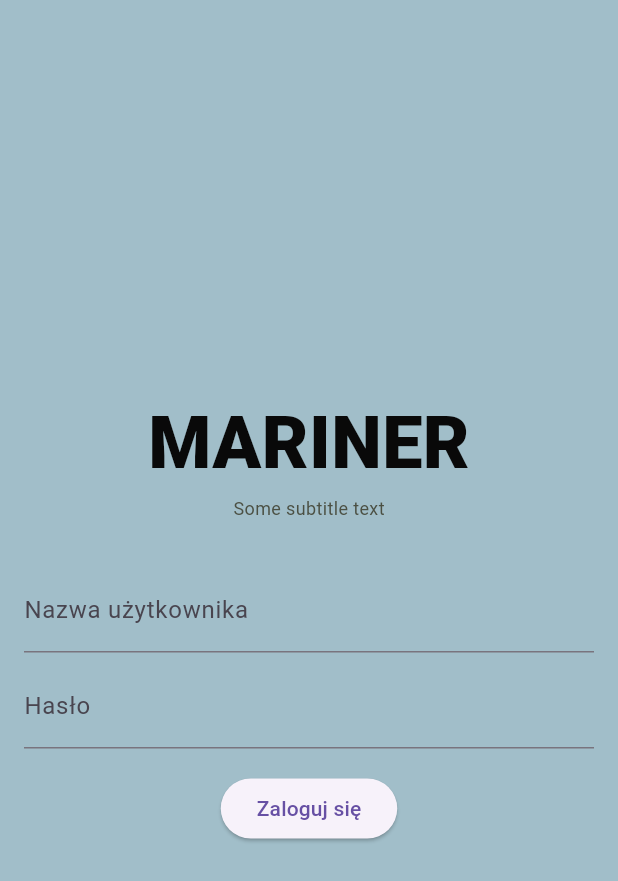
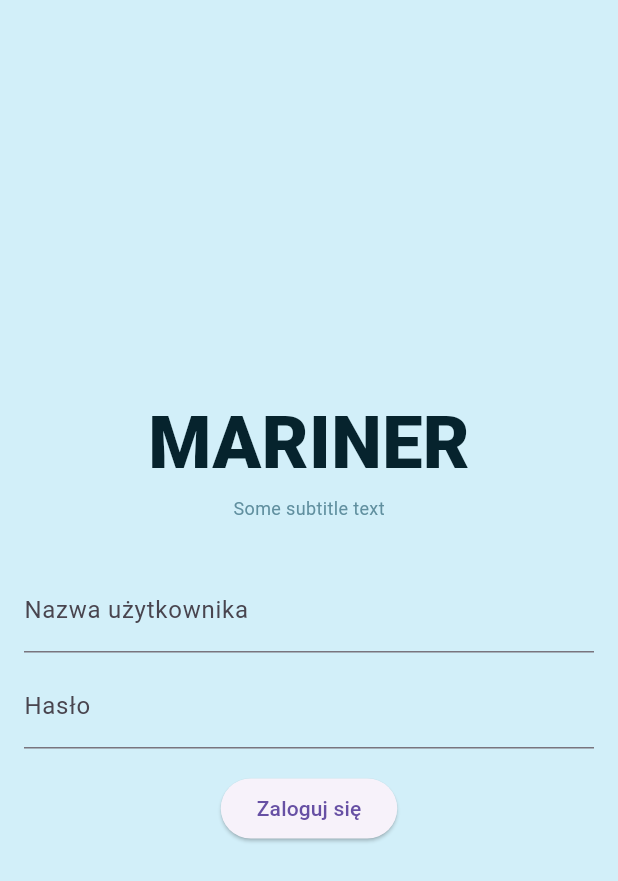
Before and after one commit to jkcoderdev/mariner-testing, a Flutter app: the screen it shows after launch, on a phone screen of 412 x 824 dp. Shown: the top 881 px of the screen. Run offline on Flutter 3.47's test engine with Material 3 defaults, Android fonts, the light colour scheme and no system bars; our stand-ins replace shared_preferences; project files that could hold a hidden picture were left out.

Commit message:
Update colors to hsl

```diff
--- a/lib/theme/colors.dart
+++ b/lib/theme/colors.dart
@@ -1,22 +1,48 @@
 import 'package:flutter/material.dart';
 
-const Map<String, Color> kThemeColorsLight = {
-  'primary': Color(0xFF5788A2),
-  'secondary': Color(0xFFACC3D3),
-  'special': Color(0xFFFCE5b6),
-  'textPrimary': Color(0xFF090909),
-  'textSecondary': Color(0xFF4B5043),
-  'background': Color(0xFFA1BEC9)
+Color hsla(double hue, double saturation, double lightness, double alpha) {
+  return HSLColor.fromAHSL(alpha, hue, saturation, lightness).toColor();
+}
+
+Color hsl(double hue, double saturation, double lightness) {
+  return HSLColor.fromAHSL(1.0, hue, saturation, lightness).toColor();
+}
+
+Map<String, Color> kThemeColorsLight = {
+  'primary': const HSLColor.fromAHSL(1.0, 195.0, 0.75, 0.75).toColor(),
+  'secondary': const HSLColor.fromAHSL(1.0, 195.0, 0.75, 0.85).toColor(),
+  'special': const HSLColor.fromAHSL(1.0, 30.0, 0.5, 0.8).toColor(),
+  'textPrimary': const HSLColor.fromAHSL(1.0, 195.0, 0.75, 0.1).toColor(),
+  'textSecondary': const HSLColor.fromAHSL(1.0, 195.0, 0.25, 0.5).toColor(),
+  'background': const HSLColor.fromAHSL(1.0, 195.0, 0.75, 0.9).toColor()
 };
 
-const Map<String, Color> kThemeColorsDark = {
-  'primary': Color(0xff45708a),
-  'secondary': Color(0xFF516170),
-  'special': Color(0xFFEAD8B1),
-  'textPrimary': Color(0xFFDFDFDF),
-  'textSecondary': Color(0xFFAAAAAA),
-  'background': Color(0xFF001F3F)
+Map<String, Color> kThemeColorsDark = {
+  'primary': const HSLColor.fromAHSL(1.0, 195.0, 1.0, 0.25).toColor(),
+  'secondary': const HSLColor.fromAHSL(1.0, 195.0, 0.75, 0.2).toColor(),
+  'special': const HSLColor.fromAHSL(1.0, 30.0, 0.25, 0.75).toColor(),
+  'textPrimary': const HSLColor.fromAHSL(1.0, 195.0, 1.0, 0.9).toColor(),
+  'textSecondary': const HSLColor.fromAHSL(1.0, 195.0, 0.25, 0.5).toColor(),
+  'background': const HSLColor.fromAHSL(1.0, 195.0, 0.75, 0.15).toColor()
 };
+
+// const Map<String, Color> kThemeColorsLight = {
+//   'primary': Color(0xFF5788A2),
+//   'secondary': Color(0xFFACC3D3),
+//   'special': Color(0xFFFCE5b6),
+//   'textPrimary': Color(0xFF090909),
+//   'textSecondary': Color(0xFF4B5043),
+//   'background': Color(0xFFA1BEC9)
+// };
+//
+// const Map<String, Color> kThemeColorsDark = {
+//   'primary': Color(0xff45708a),
+//   'secondary': Color(0xFF516170),
+//   'special': Color(0xFFEAD8B1),
+//   'textPrimary': Color(0xFFDFDFDF),
+//   'textSecondary': Color(0xFFAAAAAA),
+//   'background': Color(0xFF001F3F)
+// };
 
 class ThemeColors {
   static get dark => kThemeColorsDark;
```
